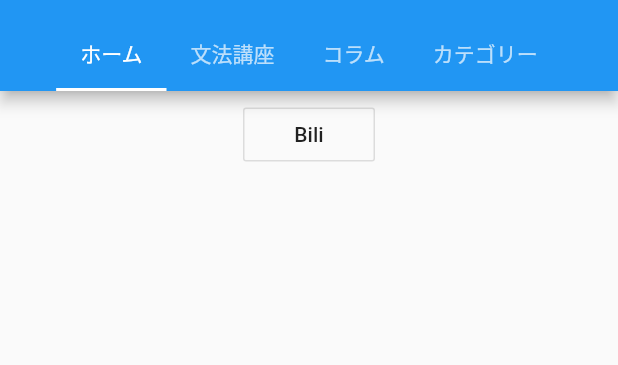
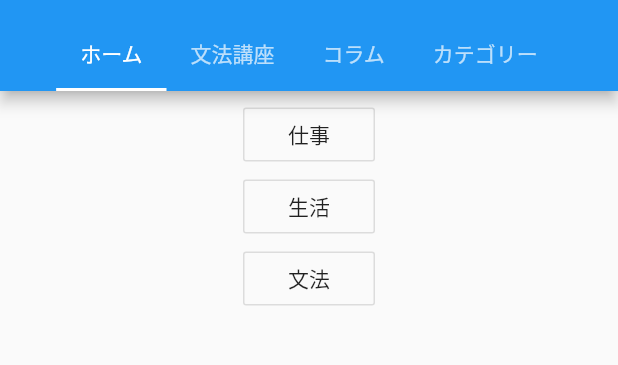
Before and after one commit to Aoi-hosizora/NNS_Android, a Flutter app: the screen it shows after launch, on a phone screen of 412 x 824 dp, the part 65-430 px from its top. Run offline on Flutter 3.47's test engine with Material 2 defaults, Android fonts, the phone set to English and light mode, and no system bars; our stand-ins replace fluttertoast, sprintf.

Commit message:
Add 2ListItemModel & Parse Shigoto/Seikatu/Grammar/Kizi

```diff
--- a/lib/Constants/Strings.dart
+++ b/lib/Constants/Strings.dart
@@ -12,4 +12,11 @@ class Strings {
     static const String CategoryTab = "カテゴリー";
 
     static const String Error = "エラー";
+
+    static const String GrammarClassN1 = "Ｎ１文法";
+    static const String GrammarClassN1W = "Ｎ１　似ている文法の比較";
+    static const String GrammarClassN2 = "Ｎ２文法";
+    static const String GrammarClassN3 = "Ｎ３文法";
+    static const String GrammarClassN45 = "Ｎ４、Ｎ５文法";
+    static const String GrammarClassN0 = "Ｎ０文法";
 }
--- /dev/null
+++ b/lib/Models/Lists/GrammarListItem.dart
@@ -0,0 +1,21 @@
+import '../../Constants/Strings.dart';
+
+class GrammarListItem {
+
+    GrammarListItem({this.title, this.url});
+
+    String title;
+    String url;
+
+    @override
+    String toString() {
+        return "$title|$url";
+    }
+
+    static const String N1 = Strings.GrammarClassN1;
+    static const String N1W = Strings.GrammarClassN1W;
+    static const String N2 = Strings.GrammarClassN2;
+    static const String N3 = Strings.GrammarClassN3;
+    static const String N45 = Strings.GrammarClassN45;
+    static const String N0 = Strings.GrammarClassN0;
+}
--- /dev/null
+++ b/lib/Models/Lists/KiziListItem.dart
@@ -0,0 +1,14 @@
+class KiziListItem {
+
+    KiziListItem({this.title, this.arasuzi, this.url, this.date});
+
+    String title;
+    String arasuzi;
+    String url;
+    String date;
+
+    @override
+    String toString() {
+        return "$title|$date|$arasuzi|$url";
+    }
+}
--- a/lib/Pages/HomePage.dart
+++ b/lib/Pages/HomePage.dart
@@ -50,7 +50,7 @@ class _HomePageState extends State<HomePage> {
     /// Use Browser to open hp
     void _openBrowser() async {
         if (await canLaunch(NetUtils.NNS_URL))
-            // launch(NetUtils.NNS_URL, forceWebView: true); <- Widget Poi
+            // launch(NetUtils.NNS_HOME_URL, forceWebView: true); <- Widget Poi
             launch(NetUtils.NNS_URL);
         else
            CommonUtil.showToast(Strings.OpenUrlErrorToast);
--- a/lib/Pages/Tabs/HomeTab.dart
+++ b/lib/Pages/Tabs/HomeTab.dart
@@ -2,6 +2,7 @@ import 'package:flutter/material.dart';
 
 import '../../Utils/NetUtil.dart';
 import '../../Utils/CommonUtil.dart';
+import '../../Models/Lists/GrammarListItem.dart';
 
 class HomeTab extends StatefulWidget {
     HomeTab({Key key}) : super(key: key);
@@ -14,11 +15,21 @@ class _HomeTabState extends State<HomeTab> {
 
     @override
     Widget build(BuildContext context) {
-        return Column(children: <Widget>[
-            OutlineButton(
-                onPressed: () => NetUtils.getTmpData().then((resp) => CommonUtil.showToast(resp)),
-                child: Text("Bili"),
-            )
-        ],);
+        return Column(
+            children: <Widget>[
+                OutlineButton(
+                    onPressed: () => NetUtils.getSHIGOTOPageData().then((items) => CommonUtil.showToast(items)),
+                    child: Text("仕事"),
+                ),
+                OutlineButton(
+                    onPressed: () => NetUtils.getSEIKATUPageData().then((items) => CommonUtil.showToast(items)),
+                    child: Text("生活"),
+                ),
+                OutlineButton(
+                    onPressed: () => NetUtils.getGrammarPageData(GrammarListItem.N1W).then((items) => CommonUtil.showToast(items)),
+                    child: Text("文法"),
+                )
+            ]
+        );
     }
 }
--- a/pubspec.yaml
+++ b/pubspec.yaml
@@ -16,6 +16,7 @@ dependencies:
   url_launcher: ^5.0.2
   http: ^0.12.0+2
   html: ^0.14.0+2
+  sprintf: ^4.0.2
 
 
 dev_dependencies:
```
Also changed, not shown: lib/Utils/NetUtil.dart (+111 -15 lines), lib/Models/Entities/Grammar.dart (added), pubspec.lock.
